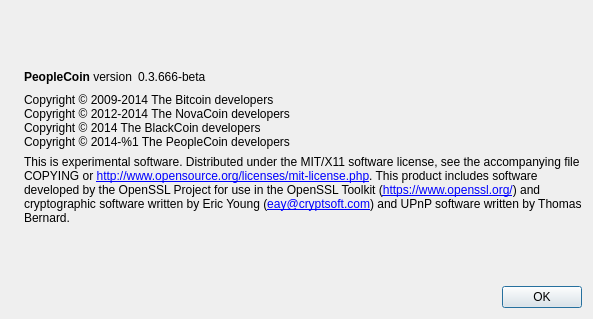
peopleproject/people, file src/qt/forms/aboutdialog.ui: the form before one commit.
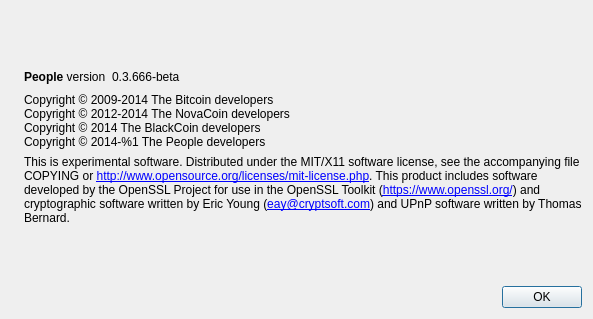
The form after the commit. Icons and pictures are not drawn.

```diff
--- a/src/qt/forms/aboutdialog.ui
+++ b/src/qt/forms/aboutdialog.ui
@@ -50,7 +50,7 @@
           <cursorShape>IBeamCursor</cursorShape>
          </property>
          <property name="text">
-          <string>&lt;b&gt;PeopleCoin&lt;/b&gt; version</string>
+          <string>&lt;b&gt;People&lt;/b&gt; version</string>
          </property>
          <property name="textInteractionFlags">
           <set>Qt::LinksAccessibleByMouse|Qt::TextSelectableByKeyboard|Qt::TextSelectableByMouse</set>
@@ -94,7 +94,7 @@
         <string>Copyright © 2009-2014 The Bitcoin developers
 Copyright © 2012-2014 The NovaCoin developers
 Copyright © 2014 The BlackCoin developers
-Copyright © 2014-%1 The PeopleCoin developers</string>
+Copyright © 2014-%1 The People developers</string>
        </property>
        <property name="textInteractionFlags">
         <set>Qt::LinksAccessibleByMouse|Qt::TextSelectableByKeyboard|Qt::TextSelectableByMouse</set>
```
Left out of the diff: 2 changed lines with no effect on the pictures.
